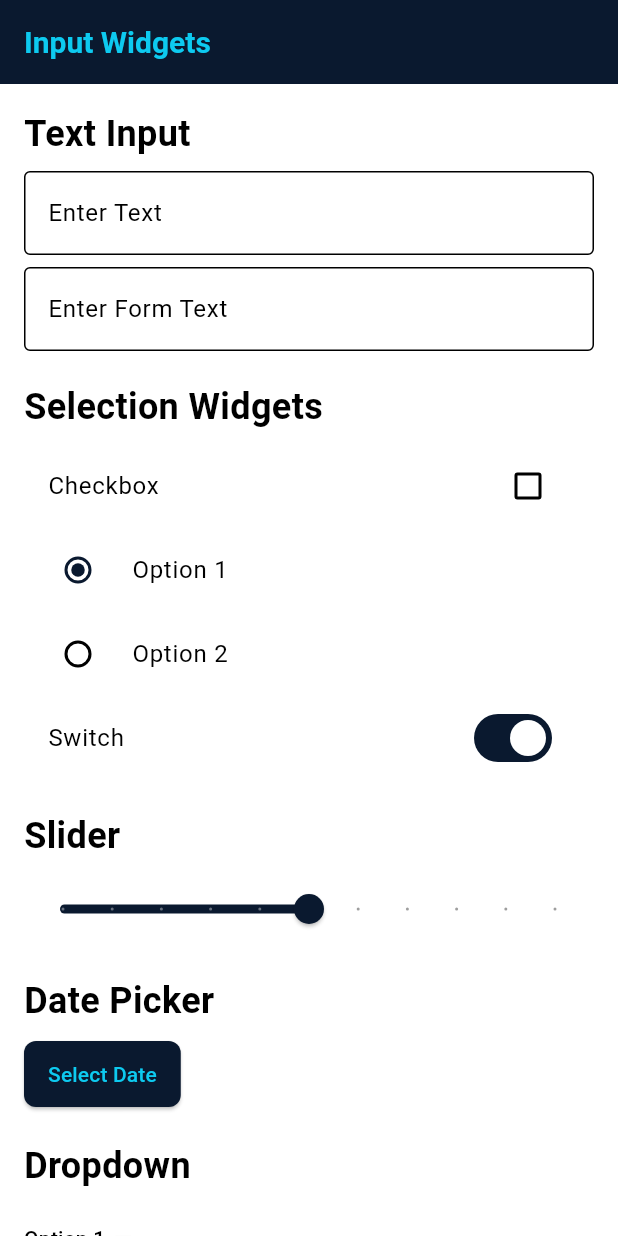
After one commit to thirdygayares/Flutter, a Flutter app: the InputWidgetScreen screen opened by its route, on a phone screen of 412 x 824 dp. The commit adds this screen. Run offline on Flutter 3.47's test engine with Material 3 defaults, Android fonts, the phone set to English and light mode, and no system bars; our stand-ins replace go_router; network calls fail.

Commit message:
feat: basic elemens and input widget

```diff
--- a/lib/core/route.dart
+++ b/lib/core/route.dart
@@ -1,3 +1,5 @@
+import 'package:flutter_foundamentals/features/flutter_components/basic_elements/screen/basic_element_page.dart';
+import 'package:flutter_foundamentals/features/flutter_components/input_widgets/screen/input_widget_screen.dart';
 import 'package:flutter_foundamentals/features/themes/screen/color_page.dart';
 import 'package:flutter_foundamentals/features/themes/screen/typography_page.dart';
 import 'package:go_router/go_router.dart';
@@ -30,6 +32,14 @@ final GoRouter appRouter  = GoRouter(
     GoRoute(
       path: '/color',
       builder: (context, state) => ColorPage(),
+    ),
+    GoRoute(
+      path: '/basic-elements',
+      builder: (context, state) => BasicElementPage(),
+    ),
+    GoRoute(
+      path: '/input-widgets',
+      builder: (context, state) => InputWidgetScreen(),
     )
   ],
 );
--- /dev/null
+++ b/lib/core/utils/sample.utils.dart
@@ -0,0 +1 @@
+// sample utils
--- /dev/null
+++ b/lib/features/flutter_components/basic_elements/components/text_component.dart
@@ -0,0 +1,29 @@
+import 'package:flutter/material.dart';
+
+class TextComponent extends StatelessWidget {
+  const TextComponent({Key? key}) : super(key: key);
+
+  @override
+  Widget build(BuildContext context) {
+    return Column(
+      crossAxisAlignment: CrossAxisAlignment.start,
+      children: [
+        const Text("Text", style: TextStyle(fontSize: 24, fontWeight: FontWeight.bold)),
+        const SizedBox(height: 8),
+        const Text("This is a basic Text widget."),
+        const Text.rich(
+          TextSpan(
+            text: "RichText: ",
+            style: TextStyle(fontWeight: FontWeight.bold),
+            children: [
+              TextSpan(
+                text: "This is bold and italic.",
+                style: TextStyle(fontStyle: FontStyle.italic),
+              )
+            ],
+          ),
+        ),
+      ],
+    );
+  }
+}
--- /dev/null
+++ b/lib/features/flutter_components/input_widgets/components/date_time_component.dart
@@ -0,0 +1,39 @@
+import 'package:flutter/material.dart';
+
+class DateTimeComponent extends StatefulWidget {
+  const DateTimeComponent({Key? key}) : super(key: key);
+  @override
+  State<DateTimeComponent> createState() => _DateTimeComponentState();
+}
+
+class _DateTimeComponentState extends State<DateTimeComponent> {
+  DateTime? _selectedDate;
+
+  Future<void> _pickDate(BuildContext context) async {
+    final DateTime? date = await showDatePicker(
+      context: context,
+      initialDate: DateTime.now(),
+      firstDate: DateTime(2000),
+      lastDate: DateTime(2100),
+    );
+    if (date != null) {
+      setState(() => _selectedDate = date);
+    }
+  }
+
+  @override
+  Widget build(BuildContext context) {
+    return Column(
+      crossAxisAlignment: CrossAxisAlignment.start,
+      children: [
+        const Text("Date Picker", style: TextStyle(fontSize: 24, fontWeight: FontWeight.bold)),
+        const SizedBox(height: 8),
+        ElevatedButton(
+          onPressed: () => _pickDate(context),
+          child: const Text("Select Date"),
+        ),
+        if (_selectedDate != null) Text("Selected Date: ${_selectedDate.toString().split(" ")[0]}"),
+      ],
+    );
+  }
+}
--- /dev/null
+++ b/lib/features/flutter_components/input_widgets/components/dropdown_component.dart
@@ -0,0 +1,33 @@
+import 'package:flutter/material.dart';
+
+class DropdownComponent extends StatefulWidget {
+  const DropdownComponent({Key? key}) : super(key: key);
+
+  @override
+  State<DropdownComponent> createState() => _DropdownComponentState();
+}
+
+class _DropdownComponentState extends State<DropdownComponent> {
+  String? _selectedItem = "Option 1";
+  final List<String> _items = ["Option 1", "Option 2", "Option 3"];
+
+  @override
+  Widget build(BuildContext context) {
+    return Column(
+      crossAxisAlignment: CrossAxisAlignment.start,
+      children: [
+        const Text("Dropdown", style: TextStyle(fontSize: 24, fontWeight: FontWeight.bold)),
+        const SizedBox(height: 8),
+        DropdownButton<String>(
+          value: _selectedItem,
+          items: _items.map((String item) {
+            return DropdownMenuItem(value: item, child: Text(item));
+          }).toList(),
+          onChanged: (value) {
+            setState(() => _selectedItem = value);
+          },
+        ),
+      ],
+    );
+  }
+}
--- /dev/null
+++ b/lib/features/flutter_components/input_widgets/components/selection_component.dart
@@ -0,0 +1,58 @@
+import 'package:flutter/material.dart';
+
+class SelectionComponent extends StatefulWidget {
+  const SelectionComponent({Key? key}) : super(key: key);
+
+  @override
+  State<SelectionComponent> createState() => _SelectionComponentState();
+}
+
+class _SelectionComponentState extends State<SelectionComponent> {
+  bool _checkboxValue = false;
+  int? _radioValue = 1;
+  bool _switchValue = true;
+
+  @override
+  Widget build(BuildContext context) {
+    return Column(
+      crossAxisAlignment: CrossAxisAlignment.start,
+      children: [
+        const Text("Selection Widgets", style: TextStyle(fontSize: 24, fontWeight: FontWeight.bold)),
+        const SizedBox(height: 8),
+        // Checkbox
+        CheckboxListTile(
+          title: const Text("Checkbox"),
+          value: _checkboxValue,
+          onChanged: (value) {
+            setState(() => _checkboxValue = value!);
+          },
+        ),
+        // Radio Buttons
+        RadioListTile(
+          title: const Text("Option 1"),
+          value: 1,
+          groupValue: _radioValue,
+          onChanged: (value) {
+            setState(() => _radioValue = value as int?);
+          },
+        ),
+        RadioListTile(
+          title: const Text("Option 2"),
+          value: 2,
+          groupValue: _radioValue,
+          onChanged: (value) {
+            setState(() => _radioValue = value as int?);
+          },
+        ),
+        // Switch
+        SwitchListTile(
+          title: const Text("Switch"),
+          value: _switchValue,
+          onChanged: (value) {
+            setState(() => _switchValue = value);
+          },
+        ),
+      ],
+    );
+  }
+}
--- /dev/null
+++ b/lib/features/flutter_components/input_widgets/components/slider_component.dart
@@ -0,0 +1,33 @@
+import 'package:flutter/material.dart';
+
+class SliderComponent extends StatefulWidget {
+  const SliderComponent({Key? key}) : super(key: key);
+
+  @override
+  State<SliderComponent> createState() => _SliderComponentState();
+}
+
+class _SliderComponentState extends State<SliderComponent> {
+  double _sliderValue = 50;
+
+  @override
+  Widget build(BuildContext context) {
+    return Column(
+      crossAxisAlignment: CrossAxisAlignment.start,
+      children: [
+        const Text("Slider", style: TextStyle(fontSize: 24, fontWeight: FontWeight.bold)),
+        const SizedBox(height: 8),
+        Slider(
+          value: _sliderValue,
+          min: 0,
+          max: 100,
+          divisions: 10,
+          label: _sliderValue.round().toString(),
+          onChanged: (value) {
+            setState(() => _sliderValue = value);
+          },
+        ),
+      ],
+    );
+  }
+}
--- /dev/null
+++ b/lib/features/flutter_components/input_widgets/components/text_input_component.dart
@@ -0,0 +1,23 @@
+import 'package:flutter/material.dart';
+
+class TextInputComponent extends StatelessWidget {
+  const TextInputComponent({Key? key}) : super(key: key);
+
+  @override
+  Widget build(BuildContext context) {
+    return Column(
+      crossAxisAlignment: CrossAxisAlignment.start,
+      children: [
+        const Text("Text Input", style: TextStyle(fontSize: 24, fontWeight: FontWeight.bold)),
+        const SizedBox(height: 8),
+        const TextField(
+          decoration: InputDecoration(labelText: "Enter Text", border: OutlineInputBorder()),
+        ),
+        const SizedBox(height: 8),
+        TextFormField(
+          decoration: const InputDecoration(labelText: "Enter Form Text", border: OutlineInputBorder()),
+        ),
+      ],
+    );
+  }
+}
--- /dev/null
+++ b/lib/features/flutter_components/input_widgets/screen/input_widget_screen.dart
@@ -0,0 +1,31 @@
+import 'package:flutter/material.dart';
+import '../components/text_input_component.dart';
+import '../components/selection_component.dart';
+import '../components/slider_component.dart';
+import '../components/date_time_component.dart';
+import '../components/dropdown_component.dart';
+
+class InputWidgetScreen extends StatelessWidget {
+  const InputWidgetScreen({Key? key}) : super(key: key);
+
+  @override
+  Widget build(BuildContext context) {
+    return Scaffold(
+      appBar: AppBar(title: const Text("Input Widgets")),
+      body: SingleChildScrollView(
+        padding: const EdgeInsets.all(16.0),
+        child: Column(
+          crossAxisAlignment: CrossAxisAlignment.start,
+          spacing: 20,
+          children: const [
+            TextInputComponent(),
+            SelectionComponent(),
+            SliderComponent(),
+            DateTimeComponent(),
+            DropdownComponent(),
+          ],
+        ),
+      ),
+    );
+  }
+}
```
Also changed, not shown: lib/features/flutter_components/basic_elements/components/button_component.dart (added, +24 -0 lines), lib/features/flutter_components/basic_elements/components/icon_component.dart (added, +26 -0 lines), lib/features/flutter_components/basic_elements/components/image_component.dart (added, +23 -0 lines), lib/features/flutter_components/basic_elements/components/progress_component.dart (added, +19 -0 lines), lib/features/flutter_components/basic_elements/screen/basic_element_page.dart (added, +31 -0 lines), lib/features/homepage/screen/home_page.dart (+16 -2 lines), pubspec.yaml (+5 -4 lines), assets/image/sample.jpg (added).
